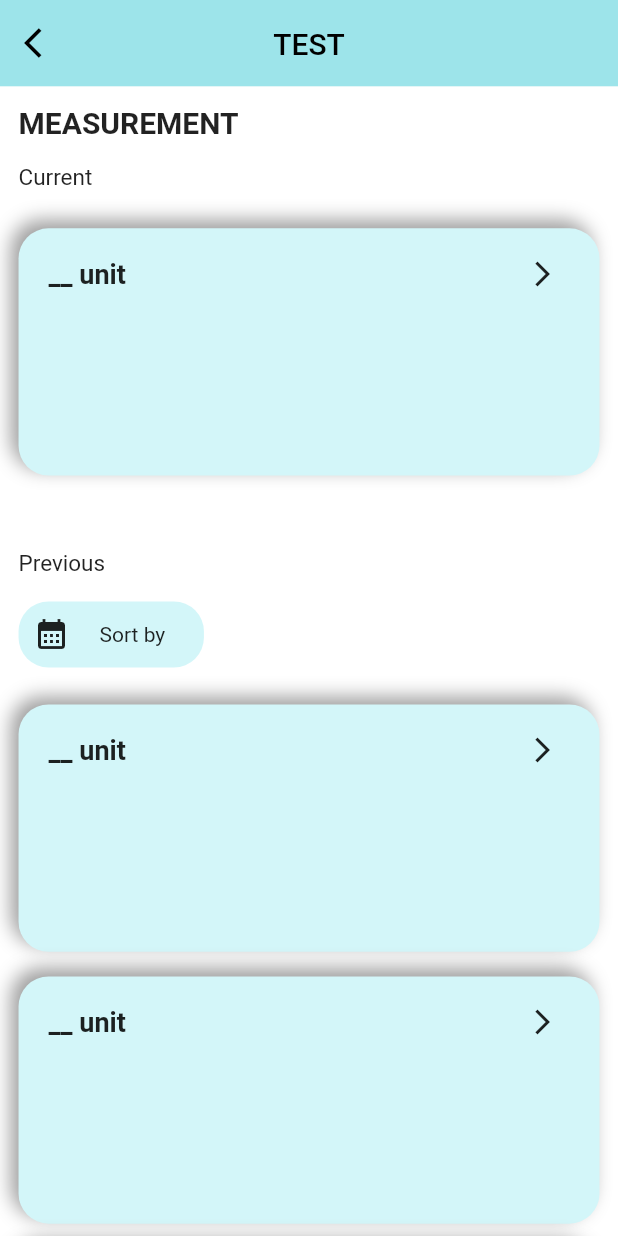
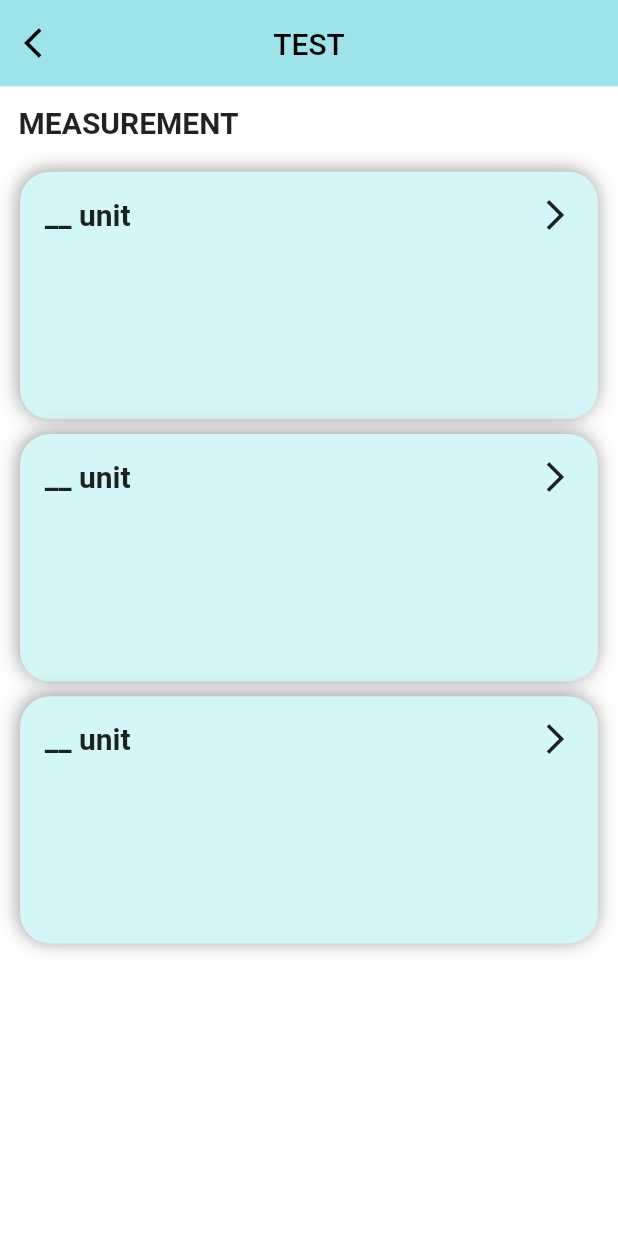
Before and after one commit to wanysamsuri/flutter_clinical, a Flutter app: the TestScreen screen opened directly with empty values, on a phone screen of 412 x 824 dp. Run offline on Flutter 3.47's test engine with Material 2 defaults, Android fonts, the phone set to English and light mode, and no system bars; our stand-ins replace cached_network_image, carousel_slider, device_info_plus, email_validator, fluttertoast, get and 8 more; missing offline and left inert: flutter_3d_choice_chip, gauges, html2md, onesignal_flutter, pretty_gauge, swipebuttonflutter and 1 more; accounts and stored records are empty; network calls fail.

Commit message:
icon changed

```diff
--- a/lib/health status/test_screens.dart
+++ b/lib/health status/test_screens.dart
@@ -84,22 +84,69 @@ class _TestScreenState extends State<TestScreen> {
                               const Text(
                                 'MEASUREMENT',
                                 style: TextStyle(
-                                      fontSize: 20,
-                                      fontWeight: FontWeight.bold),
+                                    fontSize: 20, fontWeight: FontWeight.bold),
                               ),
                               SizedBox(
                                 height: screenHeight * 0.02,
                               ),
-                                const Text(
-                                  'Current',
+
+                              ListView.builder(
+                                  shrinkWrap: true,
+                                  physics: const BouncingScrollPhysics(),
+                                  scrollDirection: Axis.vertical,
+                                  itemCount: 3,
+                                  itemBuilder: (context, index) {
+                                    return Padding(
+                                        padding: EdgeInsets.symmetric(
+                                            horizontal: 1.0, vertical: 5),
+
+                                        //body listview
+                                        child: InkWell(
+                                          child: Container(
+                                            padding:
+                                                EdgeInsets.all(Adaptive.h(2)),
+                                            height: Adaptive.h(20),
+                                            decoration: BoxDecoration(
+                                                color: secondaryColor,
+                                                borderRadius:
+                                                    BorderRadius.circular(20),
+                                                boxShadow: [
+                                                  BoxShadow(
+                                                      color: Colors.grey, //New
+                                                      blurRadius: 10.0,
+                                                      offset: Offset(-1, -1))
+                                                ]),
+                                            child: Column(
+                                              mainAxisAlignment:
+                                                  MainAxisAlignment.start,
+                                              children: [
+                                                Row(
+                                                  mainAxisAlignment:
+                                                      MainAxisAlignment
+                                                          .spaceBetween,
+                                                  children: [
+                                                    Container(
+                                                        child: Text(
+                                                      '__ unit',
                                                       style: TextStyle(
-                                    fontSize: 15,
+                                                          fontSize: 20,
+                                                          fontWeight:
+                                                              FontWeight.bold),
+                                                    )),
+                                                    // SizedBox(
+                                                    //   width: Adaptive.w(10),
+                                                    // ),
+                                                    Container(
+                                                        alignment:
+                                                            Alignment.center,
+                                                        child: Icon(Icons
+                                                            .arrow_forward_ios)),
+                                                  ],
+                                                ),
+                                              ],
                                             ),
                                           ),
-                                SizedBox(
-                                  height: screenHeight * 0.03,
-                                ),
-                                GestureDetector(
+
                                           onTap: () {
                                             Navigator.push(
                                                 context,
@@ -107,52 +154,13 @@ class _TestScreenState extends State<TestScreen> {
                                                     builder: (context) =>
                                                         ViewStatusScreen()));
                                           },
-                                  child: Container(
-                                    height: Adaptive.h(20),
-                                    //margin: EdgeInsets.all(10),
-                                    padding: const EdgeInsets.all(20),
-                                    decoration: BoxDecoration(
-                                      color: secondaryColor,
-                                      borderRadius: BorderRadius.circular(20),
-                                      boxShadow: [
-                                        BoxShadow(
-                                            color: Colors.grey, //New
-                                            blurRadius: 10.0,
-                                            offset: Offset(-5, -5))
-                                      ],
+                                        ));
+                                  }),
+                              SizedBox(
+                                height: screenHeight * 0.02,
                               ),
-                                    child: Column(
-                                      mainAxisAlignment:
-                                          MainAxisAlignment.spaceBetween,
-                                      children: [
-                                        Row(
-                                          children: [
-                                            Text(
-                                              '__ unit',
-                                              style: TextStyle(
-                                                  fontSize: 18,
-                                                  fontWeight: FontWeight.bold),
-                                            ),
-                                            SizedBox(width: Adaptive.w(65)),
-                                            Column(
-                                              children: [
-                                                Column(
-                                                  crossAxisAlignment:
-                                                      CrossAxisAlignment.end,
-                                                  children: [
-                                                    Icon(
-                                                        Icons.arrow_forward_ios,
-                                                        size: 20),
-                                                  ],
-                                                ),
-                                              ],
-                                            ),
-                                          ],
-                                        ),
-                                      ],
-                                    ),
-                                  ),
-                                ),
+                            ]))
+                      ])
                   // SizedBox(
                   //   height: screenHeight * 0.02,
                   // ),
@@ -162,139 +170,139 @@ class _TestScreenState extends State<TestScreen> {
                   //       fontSize: 20,
                   //       fontWeight: FontWeight.bold),
                   // ),
-                                SizedBox(
-                                  height: screenHeight * 0.02,
-                                ),
+                  // SizedBox(
+                  //   height: screenHeight * 0.02,
+                  // ),
 
-                                SizedBox(
-                                  height: screenHeight * 0.04,
-                                ),
-                                const Text(
-                                  'Previous',
-                                  style: TextStyle(
-                                    fontSize: 15,
-                                  ),
-                                ),
-                                SizedBox(
-                                  height: screenHeight * 0.02,
-                                ),
-                                Container(
-                                  child: Column(
-                                    children: [
-                                      Row(
-                                        children: [
-                                          Container(
-                                            width: Adaptive.w(30),
-                                            //margin: EdgeInsets.all(10),
-                                            padding: const EdgeInsets.all(10),
-                                            decoration: BoxDecoration(
-                                                color: secondaryColor,
-                                                borderRadius:
-                                                    BorderRadius.circular(20)),
-                                            child: Column(
-                                              mainAxisAlignment:
-                                                  MainAxisAlignment
-                                                      .spaceBetween,
-                                              children: [
-                                                Row(
-                                                  children: [
-                                                    Icon(Icons.calendar_month),
-                                                    SizedBox(width: 20),
-                                                    Column(
-                                                      children: [
-                                                        Column(
-                                                          crossAxisAlignment:
-                                                              CrossAxisAlignment
-                                                                  .start,
-                                                          children: [
-                                                            Text('Sort by'),
-                                                          ],
-                                                        ),
-                                                      ],
-                                                    ),
-                                                  ],
-                                                ),
-                                              ],
-                                            ),
-                                          ),
-                                        ],
-                                      ),
-                                    ],
-                                  ),
-                                ),
-                                SizedBox(
-                                  height: screenHeight * 0.03,
-                                ),
+                  // SizedBox(
+                  //   height: screenHeight * 0.04,
+                  // ),
+                  // const Text(
+                  //   'Previous',
+                  //   style: TextStyle(
+                  //     fontSize: 15,
+                  //   ),
+                  // ),
+                  // SizedBox(
+                  //   height: screenHeight * 0.02,
+                  // ),
+                  // Container(
+                  //   child: Column(
+                  //     children: [
+                  //       Row(
+                  //         children: [
+                  //           Container(
+                  //             width: Adaptive.w(30),
+                  //             //margin: EdgeInsets.all(10),
+                  //             padding: const EdgeInsets.all(10),
+                  //             decoration: BoxDecoration(
+                  //                 color: secondaryColor,
+                  //                 borderRadius:
+                  //                     BorderRadius.circular(20)),
+                  //             child: Column(
+                  //               mainAxisAlignment:
+                  //                   MainAxisAlignment
+                  //                       .spaceBetween,
+                  //               children: [
+                  //                 Row(
+                  //                   children: [
+                  //                     Icon(Icons.calendar_month),
+                  //                     SizedBox(width: 20),
+                  //                     Column(
+                  //                       children: [
+                  //                         Column(
+                  //                           crossAxisAlignment:
+                  //                               CrossAxisAlignment
+                  //                                   .start,
+                  //                           children: [
+                  //                             Text('Sort by'),
+                  //                           ],
+                  //                         ),
+                  //                       ],
+                  //                     ),
+                  //                   ],
+                  //                 ),
+                  //               ],
+                  //             ),
+                  //           ),
+                  //         ],
+                  //       ),
+                  //     ],
+                  //   ),
+                  // ),
+                  // SizedBox(
+                  //   height: screenHeight * 0.03,
+                  // ),
 
-                                ListView.separated(
-                                    shrinkWrap: true,
-                                    itemCount: 3,
-                                    separatorBuilder: (context, index) {
-                                      return SizedBox(
-                                        height: screenHeight * 0.02,
-                                      );
-                                    },
-                                    itemBuilder: (context, index) {
-                                      return GestureDetector(
-                                        onTap: () {
-                                          Navigator.push(
-                                              context,
-                                              MaterialPageRoute(
-                                                  builder: (context) =>
-                                                      ViewStatusScreen()));
-                                        },
-                                        child: Container(
-                                          height: Adaptive.h(20),
-                                          //margin: EdgeInsets.all(10),
-                                          padding: const EdgeInsets.all(20),
-                                          decoration: BoxDecoration(
-                                            color: secondaryColor,
-                                            borderRadius:
-                                                BorderRadius.circular(20),
-                                            boxShadow: [
-                                              BoxShadow(
-                                                  color: Colors.grey, //New
-                                                  blurRadius: 10.0,
-                                                  offset: Offset(-5, -5))
-                                            ],
-                                          ),
-                                          child: Column(
-                                            mainAxisAlignment:
-                                                MainAxisAlignment.spaceBetween,
-                                            children: [
-                                              Row(
-                                                children: [
-                                                  Text(
-                                                    '__ unit',
-                                                    style: TextStyle(
-                                                        fontSize: 18,
-                                                        fontWeight:
-                                                            FontWeight.bold),
-                                                  ),
-                                                  SizedBox(
-                                                      width: Adaptive.w(65)),
-                                                  Column(
-                                                    children: [
-                                                      Column(
-                                                        crossAxisAlignment:
-                                                            CrossAxisAlignment
-                                                                .end,
-                                                        children: [
-                                                          Icon(
-                                                              Icons
-                                                                  .arrow_forward_ios,
-                                                              size: 20),
-                                                        ],
-                                                      ),
-                                                    ],
-                                                  ),
-                                                ],
-                                              ),
-                                            ],
-                                          ),
-                                        ),
-                                      );
-                                    })
+                  // ListView.separated(
+                  //     shrinkWrap: true,
+                  //     itemCount: 3,
+                  //     separatorBuilder: (context, index) {
+                  //       return SizedBox(
+                  //         height: screenHeight * 0.02,
+                  //       );
+                  //     },
+                  //     itemBuilder: (context, index) {
+                  //       return GestureDetector(
+                  //         onTap: () {
+                  //           Navigator.push(
+                  //               context,
+                  //               MaterialPageRoute(
+                  //                   builder: (context) =>
+                  //                       ViewStatusScreen()));
+                  //         },
+                  //         child: Container(
+                  //           height: Adaptive.h(20),
+                  //           //margin: EdgeInsets.all(10),
+                  //           padding: const EdgeInsets.all(20),
+                  //           decoration: BoxDecoration(
+                  //             color: secondaryColor,
+                  //             borderRadius:
+                  //                 BorderRadius.circular(20),
+                  //             boxShadow: [
+                  //               BoxShadow(
+                  //                   color: Colors.grey, //New
+                  //                   blurRadius: 10.0,
+                  //                   offset: Offset(-5, -5))
+                  //             ],
+                  //           ),
+                  //           child: Column(
+                  //             mainAxisAlignment:
+                  //                 MainAxisAlignment.spaceBetween,
+                  //             children: [
+                  //               Row(
+                  //                 children: [
+                  //                   Text(
+                  //                     '__ unit',
+                  //                     style: TextStyle(
+                  //                         fontSize: 18,
+                  //                         fontWeight:
+                  //                             FontWeight.bold),
+                  //                   ),
+                  //                   SizedBox(
+                  //                       width: Adaptive.w(65)),
+                  //                   Column(
+                  //                     children: [
+                  //                       Column(
+                  //                         crossAxisAlignment:
+                  //                             CrossAxisAlignment
+                  //                                 .end,
+                  //                         children: [
+                  //                           Icon(
+                  //                               Icons
+                  //                                   .arrow_forward_ios,
+                  //                               size: 20),
+                  //                         ],
+                  //                       ),
+                  //                     ],
+                  //                   ),
+                  //                 ],
+                  //               ),
+                  //             ],
+                  //           ),
+                  //         ),
+                  //       );
+                  //     })
 
                   // Container(
                   //   height: Adaptive.h(20),
@@ -343,7 +351,8 @@ class _TestScreenState extends State<TestScreen> {
                   // SizedBox(
                   //   height: screenHeight * 0.02,
                   // ),
-                              ])),
-                        ])))));
+
+                  ))),
+    );
   }
 }
--- a/pubspec.yaml
+++ b/pubspec.yaml
@@ -64,8 +64,6 @@ dependencies:
   accordion: ^2.5.1
   geolocator: ^9.0.2
   geocoding: ^2.0.5
-  location: ^4.4.0
-
 
 dev_dependencies:
   flutter_test:
@@ -73,7 +71,7 @@ dev_dependencies:
 flutter_icons:
   android: "launcher_icon"
   ios: true
-  image_path: "assets/Clinical-Logo-White.png"
+  image_path: "assets/clinical_my.png"
   min_sdk_android: 21
 
   # The "flutter_lints" package below contains a set of recommended lints to
```
Also changed, not shown: assets/clinical_my.png (added), pubspec.lock, 27 other files. Lines whose indentation alone changed are shown as unchanged.
